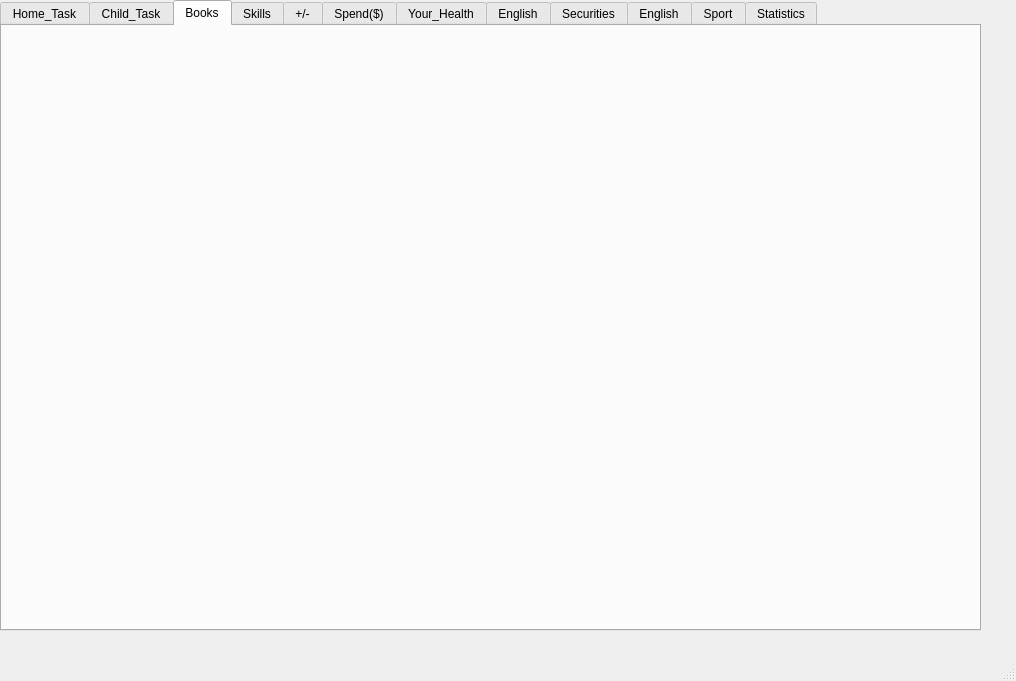
Above: ToDoNotes/mainwindow.ui from andreyschelkovo/ToDoNotes before the change. Below: the same form after it.
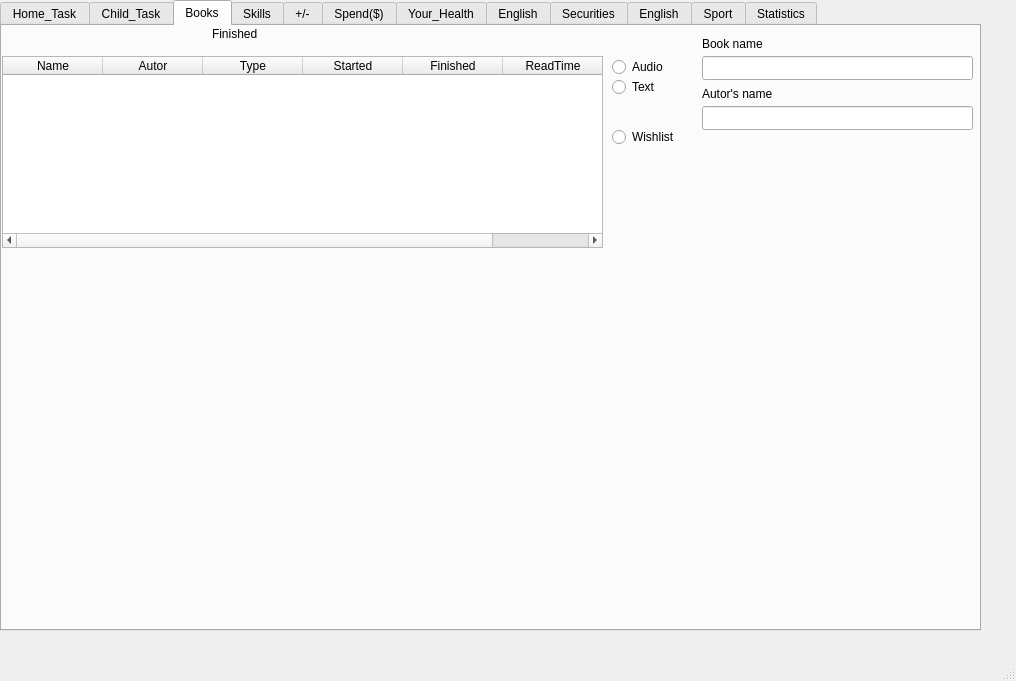
That is the form after the change. The open tabs and pages were chosen to show the change.

Commit message: make a new page of books

Patch:
```diff
--- a/ToDoNotes/mainwindow.ui
+++ b/ToDoNotes/mainwindow.ui
@@ -270,6 +270,144 @@
      <attribute name="title">
       <string>Books</string>
      </attribute>
+     <widget class="QTableWidget" name="tableWidget_finished_books_list">
+      <property name="geometry">
+       <rect>
+        <x>0</x>
+        <y>30</y>
+        <width>601</width>
+        <height>192</height>
+       </rect>
+      </property>
+      <column>
+       <property name="text">
+        <string>Name</string>
+       </property>
+      </column>
+      <column>
+       <property name="text">
+        <string>Autor</string>
+       </property>
+      </column>
+      <column>
+       <property name="text">
+        <string>Type</string>
+       </property>
+      </column>
+      <column>
+       <property name="text">
+        <string>Started</string>
+       </property>
+      </column>
+      <column>
+       <property name="text">
+        <string>Finished</string>
+       </property>
+      </column>
+      <column>
+       <property name="text">
+        <string>ReadTime</string>
+       </property>
+      </column>
+     </widget>
+     <widget class="QRadioButton" name="radioButton_books_audio">
+      <property name="geometry">
+       <rect>
+        <x>610</x>
+        <y>30</y>
+        <width>91</width>
+        <height>22</height>
+       </rect>
+      </property>
+      <property name="text">
+       <string>Audio</string>
+      </property>
+     </widget>
+     <widget class="QRadioButton" name="radioButton_books_text">
+      <property name="geometry">
+       <rect>
+        <x>610</x>
+        <y>50</y>
+        <width>91</width>
+        <height>22</height>
+       </rect>
+      </property>
+      <property name="text">
+       <string>Text</string>
+      </property>
+     </widget>
+     <widget class="QLabel" name="label_books_finishedList">
+      <property name="geometry">
+       <rect>
+        <x>210</x>
+        <y>0</y>
+        <width>49</width>
+        <height>16</height>
+       </rect>
+      </property>
+      <property name="text">
+       <string>Finished</string>
+      </property>
+     </widget>
+     <widget class="QLineEdit" name="lineEdit_booksbook_name">
+      <property name="geometry">
+       <rect>
+        <x>700</x>
+        <y>30</y>
+        <width>271</width>
+        <height>24</height>
+       </rect>
+      </property>
+     </widget>
+     <widget class="QLabel" name="label_books_bookname">
+      <property name="geometry">
+       <rect>
+        <x>700</x>
+        <y>10</y>
+        <width>71</width>
+        <height>16</height>
+       </rect>
+      </property>
+      <property name="text">
+       <string>Book name</string>
+      </property>
+     </widget>
+     <widget class="QLabel" name="label_books_autorname">
+      <property name="geometry">
+       <rect>
+        <x>700</x>
+        <y>60</y>
+        <width>81</width>
+        <height>16</height>
+       </rect>
+      </property>
+      <property name="text">
+       <string>Autor's name</string>
+      </property>
+     </widget>
+     <widget class="QLineEdit" name="lineEdit_books_autors_name">
+      <property name="geometry">
+       <rect>
+        <x>700</x>
+        <y>80</y>
+        <width>271</width>
+        <height>24</height>
+       </rect>
+      </property>
+     </widget>
+     <widget class="QRadioButton" name="radioButton">
+      <property name="geometry">
+       <rect>
+        <x>610</x>
+        <y>100</y>
+        <width>91</width>
+        <height>22</height>
+       </rect>
+      </property>
+      <property name="text">
+       <string>Wishlist</string>
+      </property>
+     </widget>
     </widget>
     <widget class="QWidget" name="tab">
      <attribute name="title">
```
Left out of the diff: 2 changed lines with no effect on the pictures. The commit also changes 1 other file.
